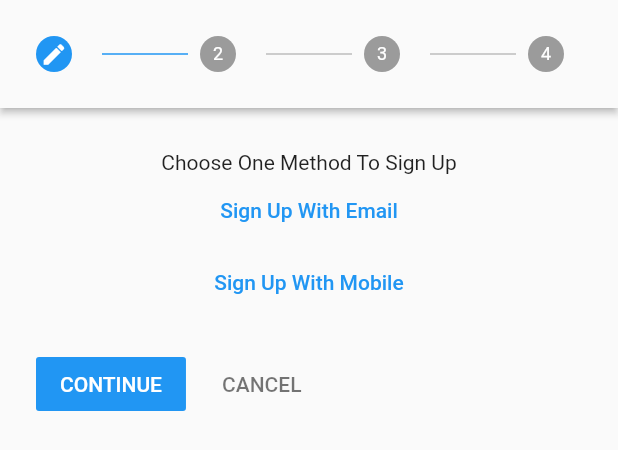
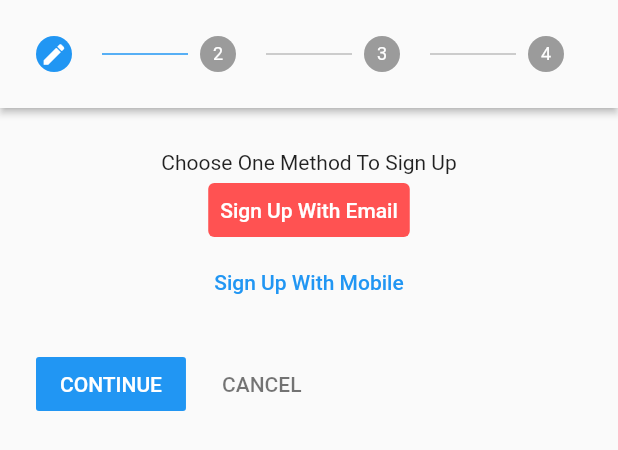
Before and after one commit to TechJunkies-IIITK/Uni-Hub, a Flutter app: the SignUpWidget widget shown alone on an empty page, opened directly, on a phone screen of 412 x 824 dp. Shown: the top 450 px of the screen. Run offline on Flutter 3.47's test engine with Material 2 defaults, Android fonts, the phone set to English and light mode, and no system bars; our stand-ins replace pin_code_fields.

Commit message:
added verifier && updated signup widget

```diff
--- /dev/null
+++ b/lib/utils/verifier.dart
@@ -0,0 +1,16 @@
+
+class Verifier{
+
+  static final phoneRegex = RegExp(r'\d{10}');
+
+  static final otpRegex = RegExp(r'\d{6}');
+
+  static final emailRegex = RegExp(r'\w+(@iiitkottayam\.ac\.in)?');
+
+  static bool isPhone(String input) => phoneRegex.stringMatch(input) == input;
+
+  static bool isEmail(String input) => emailRegex.stringMatch(input) == input;
+
+  static bool isOTP(String input) => otpRegex.stringMatch(input) == input;
+
+}
--- a/lib/views/authpage/signup_widget.dart
+++ b/lib/views/authpage/signup_widget.dart
@@ -1,6 +1,8 @@
 import 'package:flutter/cupertino.dart';
 import 'package:flutter/material.dart';
 import 'package:pin_code_fields/pin_code_fields.dart';
+import 'package:unihub/utils/verifier.dart';
+import 'package:unihub/views/snackbar.dart';
 
 class SignUpWidget extends StatefulWidget{
 
@@ -22,7 +24,7 @@ class _SignUpWidgetState extends State<SignUpWidget>{
 
   final TextEditingController _passwordController = TextEditingController();
 
-  final TextEditingController _otpController = TextEditingController();
+  TextEditingController _otpController = TextEditingController();
 
   void _incrementStep() => setState(()=>_currentStep++);
 
@@ -32,7 +34,60 @@ class _SignUpWidgetState extends State<SignUpWidget>{
 
   void _onContinue(){
 
-    if(_currentStep<3)_incrementStep();
+    switch(_currentStep){
+
+      case 0: _incrementStep(); break;
+
+      case 1: if(_emailMethod){
+
+        if(Verifier.isEmail(_usernameController.text)) {
+
+          _incrementStep();
+
+        } else {
+
+          showSnackBar('Invalid email', context, SnackBarType.error);
+
+        }
+
+      }else{
+
+        if(Verifier.isPhone(_usernameController.text)) {
+
+          _incrementStep();
+
+        } else {
+
+          showSnackBar('Invalid Phone', context, SnackBarType.error);
+
+        }
+
+      }
+      break;
+
+      case 2:
+        if(Verifier.isOTP(_otpController.text)) {
+
+          _incrementStep();
+
+        } else{
+
+          showSnackBar('Invalid OTP', context, SnackBarType.error);
+
+        }break;
+
+      case 3:
+        if(_passwordController.text.length >= 8 && _passwordController.text.length <= 25){
+
+          showSnackBar('Sign Up Successful', context, SnackBarType.success);
+
+        }else{
+
+          showSnackBar('Length of password must be between 8 to 25', context, SnackBarType.error);
+
+        }
+
+    }
 
   }
 
@@ -76,15 +131,23 @@ class _SignUpWidgetState extends State<SignUpWidget>{
 
                 mainAxisSize: MainAxisSize.max,
 
+                mainAxisAlignment: MainAxisAlignment.spaceBetween,
+
                 children: [
 
                   const Text('Choose One Method To Sign Up'),
 
                   TextButton(
 
-                      onPressed: (){_setMethod(true);_incrementStep();},
+                    onPressed: (){_setMethod(true);_incrementStep();},
 
-                      child: const Text('Sign Up With Email')
+                    child: const Text('Sign Up With Email', style: TextStyle( color: Colors.white ),),
+
+                    style: ButtonStyle(
+
+                      backgroundColor: MaterialStateProperty.all(Colors.redAccent),
+
+                    ),
 
                   ),
 
@@ -132,11 +195,17 @@ class _SignUpWidgetState extends State<SignUpWidget>{
 
                     hintText: _emailMethod ? 'Email' : 'Mobile Number',
 
+                    suffixText: _emailMethod ? '@iiitkottayam.ac.in' : '',
+
                     border: InputBorder.none,
 
                     enabledBorder: InputBorder.none,
 
-                    errorBorder: InputBorder.none,
+                    errorBorder: const OutlineInputBorder(
+
+                      borderSide: BorderSide( color: Colors.red),
+
+                    ),
 
                     disabledBorder: InputBorder.none
 
@@ -144,13 +213,13 @@ class _SignUpWidgetState extends State<SignUpWidget>{
 
                   validator: (String? value){
 
-                    if(value == null)return 'No value found';
+                    if(value == null || ( _emailMethod ? !Verifier.isEmail(value): !Verifier.isPhone(value) ) ) return 'Invalid Email';
+
+                    return null;
 
                   },
 
-                  onFieldSubmitted: (String username){
-                    _incrementStep();
-                  },
+                  onFieldSubmitted: (s)=>_onContinue(),
 
                 ),
 
@@ -176,15 +245,35 @@ class _SignUpWidgetState extends State<SignUpWidget>{
 
               child: Center(
 
-                child: PinCodeTextField(
+                child: Builder(
 
-                  controller: _otpController,
+                  builder: (context) {
 
-                  appContext: context,
+                    _otpController = TextEditingController();
 
-                  length: 6,
+                    return PinCodeTextField(
 
-                  onChanged: (value){_incrementStep();},
+                      controller: _otpController,
+
+                      appContext: context,
+
+                      length: 6,
+
+                      onChanged: (v){},
+
+                      onSubmitted: (s)=>_onContinue(),
+
+                      validator: (value){
+
+                        if(value == null || !Verifier.isOTP(value)) return 'Please Enter all 6 digits';
+
+                        return null;
+
+                      },
+
+                    );
+
+                  }
 
                 )
 
@@ -220,17 +309,31 @@ class _SignUpWidgetState extends State<SignUpWidget>{
 
                       hintText: 'Enter Password',
 
+                      enabledBorder: InputBorder.none,
+
+                      errorBorder: OutlineInputBorder(
+
+                        borderSide: BorderSide( color: Colors.red),
+
+                      ),
+
+                      disabledBorder: InputBorder.none,
+
+                      focusedBorder: InputBorder.none,
+
                     ),
+
+                    autovalidateMode: AutovalidateMode.always,
 
                     validator: (String? value){
 
-                      if(value == null)return 'No value found';
+                      if(value == null || value.length > 25 || value.length < 8) return 'Password length must be between 8 to 25';
+
+                      return null;
 
                     },
 
-                    onFieldSubmitted: (String username){
-                      // complete sign up
-                    },
+                    onFieldSubmitted: (s)=>_onContinue(),
 
                   ),
 
@@ -238,7 +341,7 @@ class _SignUpWidgetState extends State<SignUpWidget>{
 
             )
 
-        )
+        ),
 
       ]
 
--- /dev/null
+++ b/lib/views/snackbar.dart
@@ -0,0 +1,35 @@
+
+import 'package:flutter/material.dart';
+
+enum SnackBarType{
+  success,
+  error,
+  info
+}
+
+Color _getColorByType(dynamic type){
+
+  switch(type){
+
+    case SnackBarType.success: return Colors.lightGreen;
+
+    case SnackBarType.error: return Colors.redAccent;
+
+    case SnackBarType.info: return Colors.tealAccent;
+
+    default: return Colors.white;
+
+  }
+}
+
+void showSnackBar(String message , BuildContext context, dynamic messageType){
+
+  ScaffoldMessenger.of(context).showSnackBar(SnackBar(
+
+    content: Text(message , style: const TextStyle( color: Colors.white ),),
+
+    backgroundColor: _getColorByType(messageType),
+
+  ));
+
+}
```
